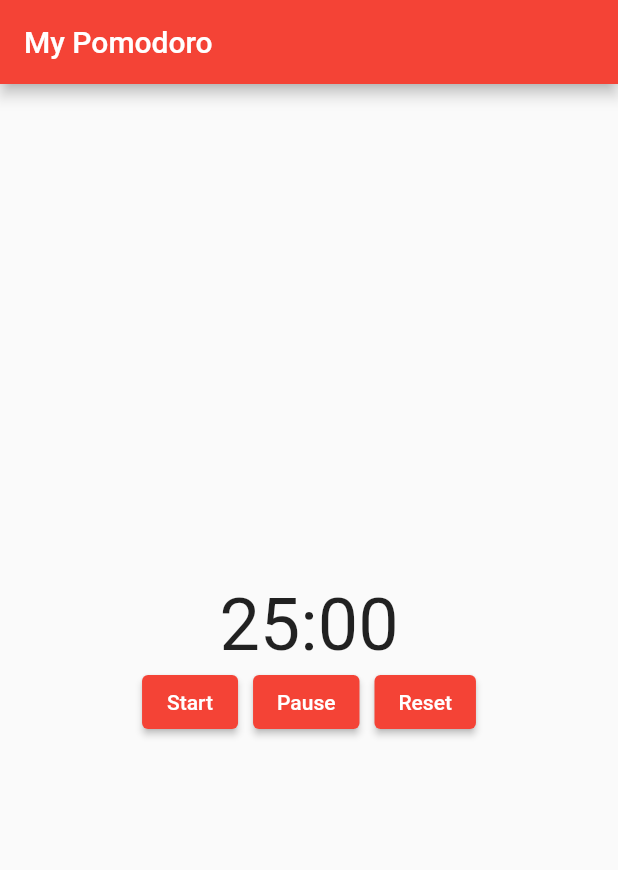
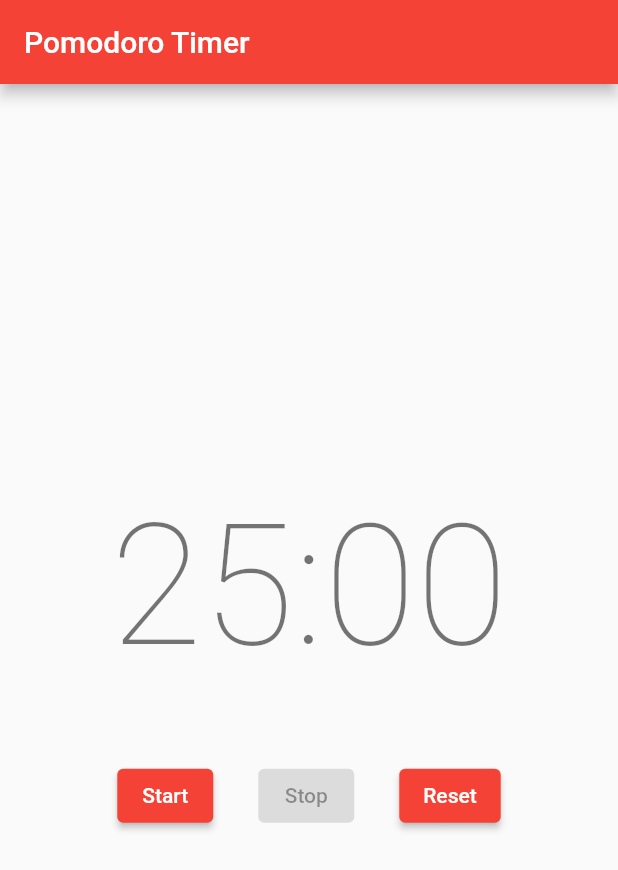
Before and after one commit to Dorrachai/My-Pomodoro, a Flutter app: the screen it shows after launch, on a phone screen of 412 x 824 dp. Shown: the top 870 px of the screen. Run offline on Flutter 3.47's test engine with Material 2 defaults, Android fonts, the phone set to English and light mode, and no system bars.

Commit message:
Add start, stop and reset functions

```diff
--- a/lib/main.dart
+++ b/lib/main.dart
@@ -1,12 +1,11 @@
 import 'package:flutter/material.dart';
+import 'timer_page.dart';
 
 void main() {
-  runApp(const MyApp());
+  runApp(MyApp());
 }
 
 class MyApp extends StatelessWidget {
-  const MyApp({Key? key}) : super(key: key);
-
   @override
   Widget build(BuildContext context) {
     return MaterialApp(
@@ -14,57 +13,7 @@ class MyApp extends StatelessWidget {
       theme: ThemeData(
         primarySwatch: Colors.red,
       ),
-      home: const TimerPage(),
+      home: TimerPage(),
     );
   }
 }
-
-class TimerPage extends StatefulWidget {
-  const TimerPage({Key? key}) : super(key: key);
-
-  @override
-  _TimerPageState createState() => _TimerPageState();
-}
-
-class _TimerPageState extends State<TimerPage> {
-  @override
-  Widget build(BuildContext context) {
-    return Scaffold(
-      appBar: AppBar(
-        title: const Text('My Pomodoro'),
-      ),
-      body: Center(
-        child: Column(
-          mainAxisAlignment: MainAxisAlignment.center,
-          children: <Widget>[
-            const Text(
-              '25:00',
-              style: TextStyle(
-                fontSize: 48,
-              ),
-            ),
-            Row(
-              mainAxisAlignment: MainAxisAlignment.center,
-              children: <Widget>[
-                ElevatedButton(
-                  onPressed: () {},
-                  child: const Text('Start'),
-                ),
-                const SizedBox(width: 10),
-                ElevatedButton(
-                  onPressed: () {},
-                  child: const Text('Pause'),
-                ),
-                const SizedBox(width: 10),
-                ElevatedButton(
-                  onPressed: () {},
-                  child: const Text('Reset'),
-                ),
-              ],
-            ),
-          ],
-        ),
-      ),
-    );
-  }
-}
--- /dev/null
+++ b/lib/timer_page.dart
@@ -0,0 +1,97 @@
+import 'dart:async';
+import 'package:flutter/material.dart';
+
+class TimerPage extends StatefulWidget {
+  const TimerPage({Key? key}) : super(key: key);
+
+  @override
+  _TimerPageState createState() => _TimerPageState();
+}
+
+class _TimerPageState extends State<TimerPage> {
+  Timer? _timer;
+  Duration _duration = Duration(minutes: 25);
+  bool _isRunning = false;
+
+  void _start() {
+    setState(() {
+      _isRunning = true;
+      _timer = Timer.periodic(Duration(seconds: 1), _onTick);
+    });
+  }
+
+  void _stop() {
+    setState(() {
+      _isRunning = false;
+      _timer?.cancel();
+      _timer = null;
+    });
+  }
+
+  void _reset() {
+    setState(() {
+      _timer?.cancel();
+      _timer = null;
+      _isRunning = false;
+      _duration = Duration(minutes: 25);
+    });
+  }
+
+  void _onTick(Timer timer) {
+    setState(() {
+      if (_duration > Duration.zero) {
+        _duration = _duration - Duration(seconds: 1);
+      } else {
+        _timer!.cancel();
+        _timer = null;
+        _isRunning = false;
+      }
+    });
+  }
+
+  @override
+  Widget build(BuildContext context) {
+    String minutes = (_duration.inMinutes < 10)
+        ? '0' + _duration.inMinutes.toString()
+        : _duration.inMinutes.toString();
+    String seconds = (_duration.inSeconds.remainder(60) < 10)
+        ? '0' + _duration.inSeconds.remainder(60).toString()
+        : _duration.inSeconds.remainder(60).toString();
+    return Scaffold(
+      appBar: AppBar(
+        title: Text('Pomodoro Timer'),
+      ),
+      body: Center(
+        child: Column(
+          mainAxisAlignment: MainAxisAlignment.center,
+          children: <Widget>[
+            Text(
+              '$minutes:$seconds',
+              style: Theme.of(context).textTheme.headline1,
+            ),
+            SizedBox(height: 50),
+            Row(
+              mainAxisAlignment: MainAxisAlignment.center,
+              children: <Widget>[
+                ElevatedButton(
+                  child: Text('Start'),
+                  onPressed: _isRunning ? null : _start,
+                ),
+                SizedBox(width: 30),
+                ElevatedButton(
+                  child: Text('Stop'),
+                  onPressed: _isRunning ? _stop : null,
+                ),
+                SizedBox(width: 30),
+                ElevatedButton(
+                  child: Text('Reset'),
+                  onPressed: _reset,
+                ),
+              ],
+            ),
+          ],
+        ),
+      ),
+    );
+  }
+}
```
